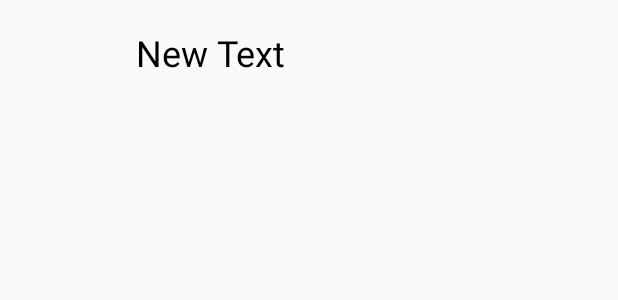
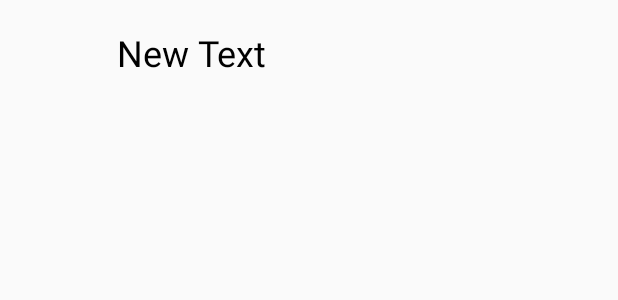
Before and after one commit to HyunjoonCho/MadCamp_Project_1, an Android app: the layout contactview_item.xml on its own in the app's theme, with its tools: preview values and no code run, on a phone screen of 412 x 824 dp. Shown: the top 300 px of the screen. Run offline under Robolectric (Android 15) with nearby library versions, the phone set to English and light mode, and no system bars.

Commit message:
contact design fixed

```diff
--- a/app/build.gradle
+++ b/app/build.gradle
@@ -35,7 +35,7 @@ dependencies {
     testImplementation 'junit:junit:4.12'
     androidTestImplementation 'androidx.test.ext:junit:1.1.0'
     androidTestImplementation 'androidx.test.espresso:espresso-core:3.1.1'
-
+    implementation 'de.hdodenhof:circleimageview:3.0.1'
     implementation 'com.android.support:design:29.1.1'
     implementation 'com.github.chrisbanes:PhotoView:2.1.3'
 }
--- a/app/src/main/res/layout/contactview_item.xml
+++ b/app/src/main/res/layout/contactview_item.xml
@@ -1,24 +1,27 @@
 <?xml version="1.0" encoding="utf-8"?>
 <LinearLayout xmlns:android="http://schemas.android.com/apk/res/android"
-    android:orientation="horizontal" android:layout_width="match_parent"
-    android:layout_height="match_parent">
+    android:orientation="horizontal"
+    android:layout_width="match_parent"
+    android:layout_height="wrap_content">
 
-    <ImageView
+    <de.hdodenhof.circleimageview.CircleImageView
+        xmlns:app="http://schemas.android.com/apk/res-auto"
         android:id="@+id/pictureView"
-        android:layout_width="45dp"
-        android:layout_height="45dp"
-        android:layout_weight="1"
-        android:layout_gravity="center" />
+        android:layout_width="60dp"
+        android:layout_height="60dp"
+        android:layout_gravity="center"
+        app:civ_border_color="#D81B60"
+        app:civ_border_width="0.5dp" />
 
     <TextView
-        android:layout_width="wrap_content"
+        android:layout_width="match_parent"
         android:layout_height="70dp"
-        android:layout_marginLeft="18dp"
+        android:paddingLeft="18dp"
         android:text="New Text"
         android:id="@+id/nameView"
         android:textSize="24dp"
         android:textColor="#000000"
         android:gravity="center_vertical"
-        android:layout_weight="8" />
+        />
 
 </LinearLayout>
```
Also changed, not shown: app/src/main/java/com/example/madcamp_project_1/FirstFragment.kt (+17 -5 lines).
